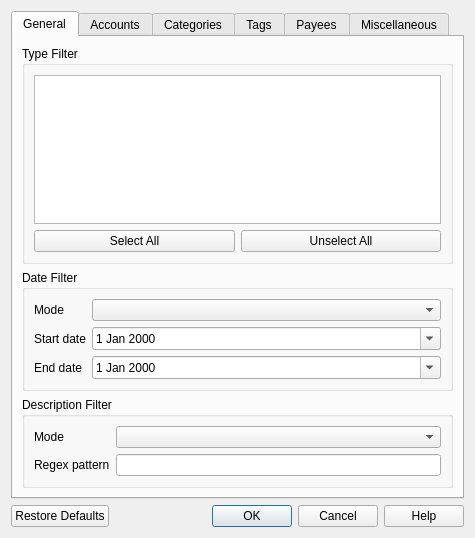
First picture: the form in src/views/ui_files/forms/transaction_filter_form.ui, repository JakubFranek/Kapytal, before the edit.
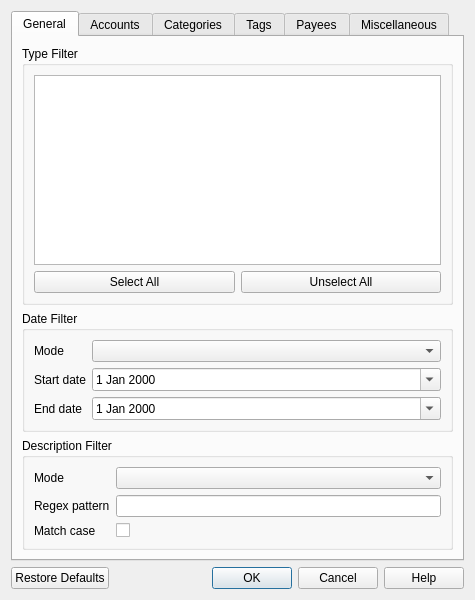
Second picture: the form after the edit.

Diff of the .ui file:
```diff
--- a/src/views/ui_files/forms/transaction_filter_form.ui
+++ b/src/views/ui_files/forms/transaction_filter_form.ui
@@ -10,7 +10,7 @@
     <x>0</x>
     <y>0</y>
     <width>475</width>
-    <height>538</height>
+    <height>600</height>
    </rect>
   </property>
   <property name="sizePolicy">
@@ -182,6 +182,26 @@
             </property>
            </widget>
           </item>
+          <item row="2" column="0">
+           <widget class="QLabel" name="descriptionFilterMatchCaseLabel">
+            <property name="toolTip">
+             <string>&lt;html&gt;&lt;head/&gt;&lt;body&gt;&lt;p&gt;If checked, the regex pattern will be case sensitive.&lt;/p&gt;&lt;/body&gt;&lt;/html&gt;</string>
+            </property>
+            <property name="text">
+             <string>Match case</string>
+            </property>
+           </widget>
+          </item>
+          <item row="2" column="1">
+           <widget class="QCheckBox" name="descriptionFilterMatchCaseCheckBox">
+            <property name="toolTip">
+             <string>&lt;html&gt;&lt;head/&gt;&lt;body&gt;&lt;p&gt;If checked, the regex pattern will be case sensitive.&lt;/p&gt;&lt;/body&gt;&lt;/html&gt;</string>
+            </property>
+            <property name="text">
+             <string/>
+            </property>
+           </widget>
+          </item>
          </layout>
         </widget>
        </item>
```
